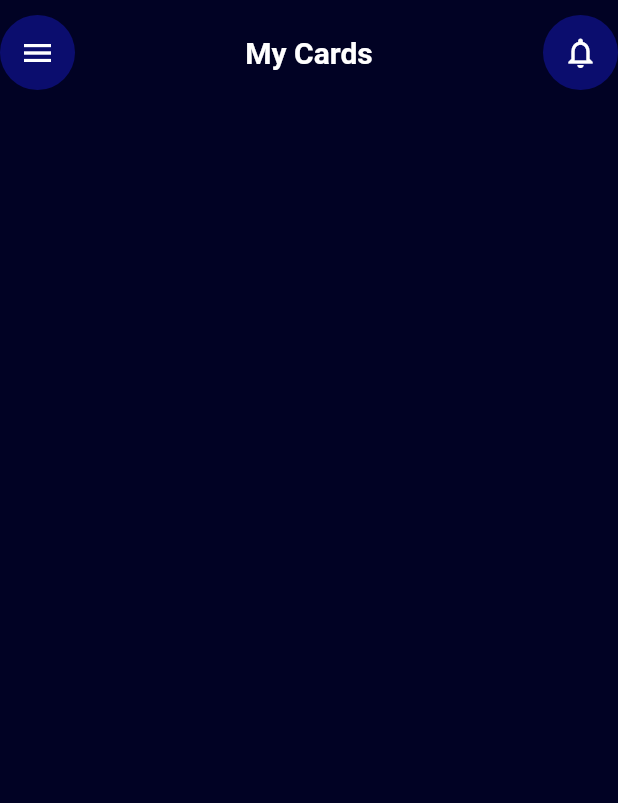
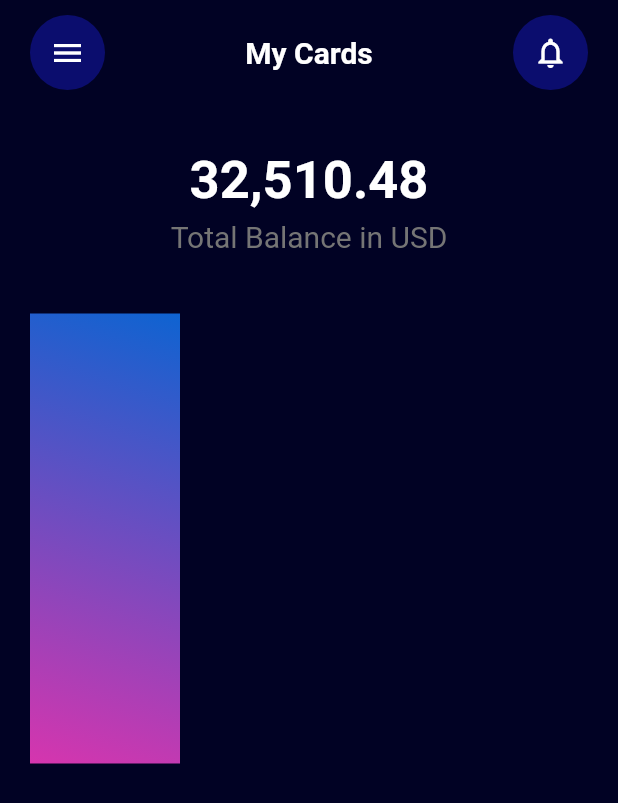
Before and after one commit to Ozurumba007/Wallet_UI_Tutorial, a Flutter app: the screen it shows after launch, after a tap on the "dashboard customize" icon, on a phone screen of 412 x 824 dp. Shown: the top 803 px of the screen. Run offline on Flutter 3.47's test engine with Material 2 defaults, Android fonts, the phone set to English and light mode, and no system bars.

Commit message:
added custom_appbar to the my_cards_screen \ added Total_balance \ added a listView then wrapped it with a container widget

```diff
--- a/lib/screen/home_screen.dart
+++ b/lib/screen/home_screen.dart
@@ -24,7 +24,7 @@ class _HomeScreenState extends State<HomeScreen> {
               const SizedBox(height: 10),
               // Custom AppBar of Application
               const CustomAppBar(title: 'Home'),
-              const SizedBox(height: 20),
+              const SizedBox(height: 40),
               // Total Balance in Text
               const TotalBalanceAmount(),
               const SizedBox(height: 20),
--- a/lib/screen/my_cards_screen.dart
+++ b/lib/screen/my_cards_screen.dart
@@ -1,4 +1,5 @@
 import 'package:banking_app_ui/component/custom_app_bar.dart';
+import 'package:banking_app_ui/component/total_bal_amount.dart';
 import 'package:flutter/material.dart';
 
 class MyCardsScreen extends StatefulWidget {
@@ -11,14 +12,46 @@ class MyCardsScreen extends StatefulWidget {
 class _MyCardsScreenState extends State<MyCardsScreen> {
   @override
   Widget build(BuildContext context) {
-    return const Scaffold(
+    return Scaffold(
       backgroundColor: Color.fromARGB(255, 1, 2, 36),
       body: SafeArea(
-        child: Column(
-          children: [
-            SizedBox(height: 10),
-            CustomAppBar(title: 'My Cards'),
-          ],
+        child: Padding(
+          padding: EdgeInsets.symmetric(horizontal: 20.0),
+          child: Column(
+            children: [
+              SizedBox(height: 10),
+              // Custom AppBar of Application
+              CustomAppBar(title: 'My Cards'),
+
+              const SizedBox(height: 40),
+              // Total Balance in Text
+              TotalBalanceAmount(),
+              SizedBox(height: 40),
+              // List of cards
+              Container(
+                height: 300,
+                child: ListView(
+                  scrollDirection: Axis.horizontal,
+                  children: [
+                    Container(
+                      height: 200,
+                      width: 100,
+                      decoration: const BoxDecoration(
+                        gradient: LinearGradient(
+                          colors: [
+                            Color.fromARGB(255, 214, 53, 174),
+                            Color.fromARGB(255, 14, 99, 209),
+                          ],
+                          begin: Alignment.bottomLeft,
+                          end: Alignment.topRight,
+                        ),
+                      ),
+                    ),
+                  ],
+                ),
+              ),
+            ],
+          ),
         ),
       ),
     );
```
